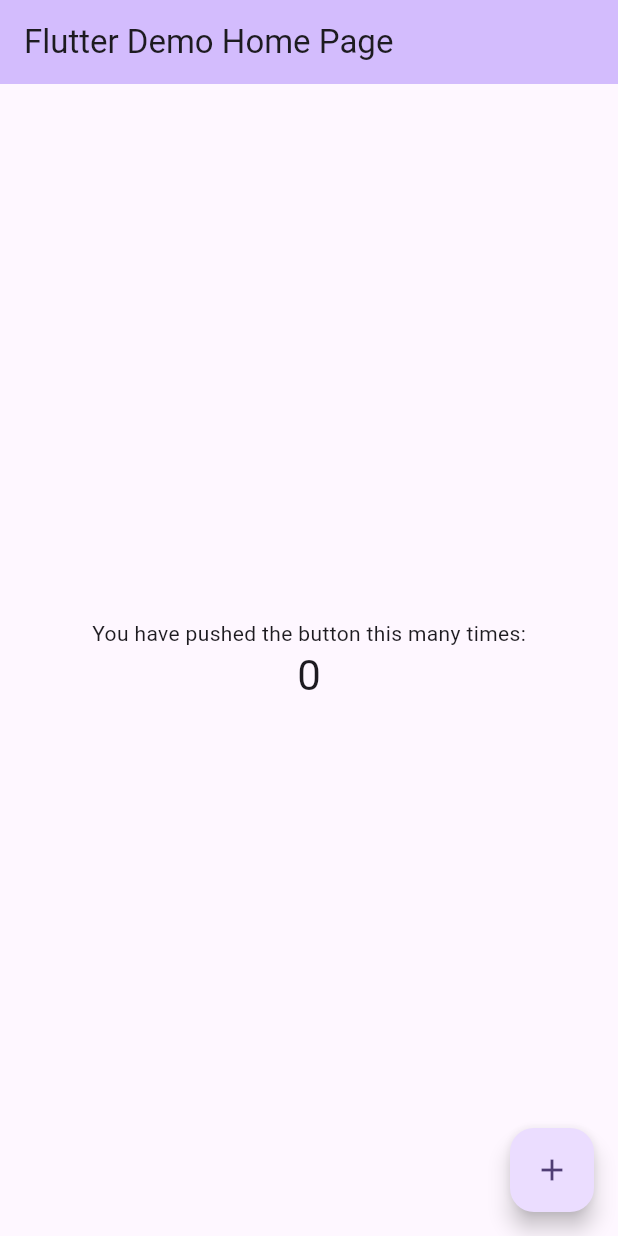
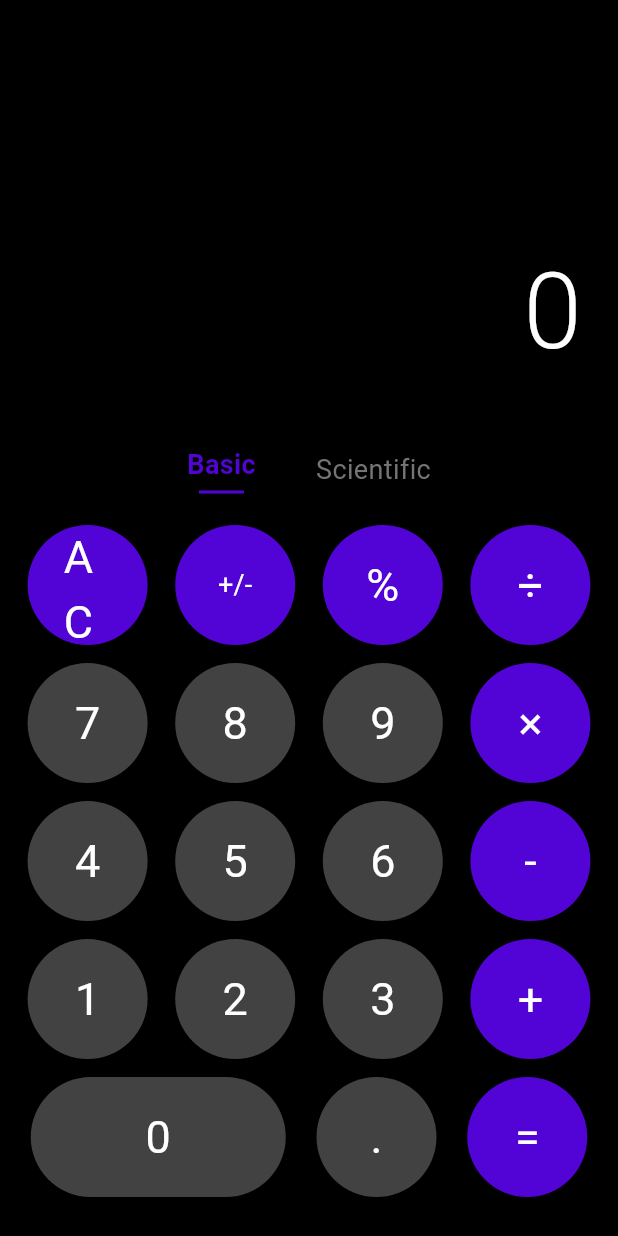
Before and after one commit to AnibalRamosdev/calculadora, a Flutter app: the screen it shows after launch, on a phone screen of 412 x 824 dp. Run offline on Flutter 3.47's test engine with Material 3 defaults, Android fonts, the phone set to English and light mode, and no system bars.

Commit message:
Diseño fondo colores botones

```diff
--- a/lib/main.dart
+++ b/lib/main.dart
@@ -1,122 +1,174 @@
 import 'package:flutter/material.dart';
 
-void main() {
-  runApp(const MyApp());
-}
+void main() => runApp(const CalculadoraApp());
 
-class MyApp extends StatelessWidget {
-  const MyApp({super.key});
+class CalculadoraApp extends StatelessWidget {
+  const CalculadoraApp({super.key});
 
-  // This widget is the root of your application.
   @override
   Widget build(BuildContext context) {
     return MaterialApp(
-      title: 'Flutter Demo',
-      theme: ThemeData(
-        // This is the theme of your application.
-        //
-        // TRY THIS: Try running your application with "flutter run". You'll see
-        // the application has a purple toolbar. Then, without quitting the app,
-        // try changing the seedColor in the colorScheme below to Colors.green
-        // and then invoke "hot reload" (save your changes or press the "hot
-        // reload" button in a Flutter-supported IDE, or press "r" if you used
-        // the command line to start the app).
-        //
-        // Notice that the counter didn't reset back to zero; the application
-        // state is not lost during the reload. To reset the state, use hot
-        // restart instead.
-        //
-        // This works for code too, not just values: Most code changes can be
-        // tested with just a hot reload.
-        colorScheme: ColorScheme.fromSeed(seedColor: Colors.deepPurple),
-      ),
-      home: const MyHomePage(title: 'Flutter Demo Home Page'),
+      debugShowCheckedModeBanner: false,
+      title: 'Mi Calculadora Figma',
+      theme: ThemeData.dark(),
+      home: const CalculadoraHome(),
     );
   }
 }
 
-class MyHomePage extends StatefulWidget {
-  const MyHomePage({super.key, required this.title});
-
-  // This widget is the home page of your application. It is stateful, meaning
-  // that it has a State object (defined below) that contains fields that affect
-  // how it looks.
-
-  // This class is the configuration for the state. It holds the values (in this
-  // case the title) provided by the parent (in this case the App widget) and
-  // used by the build method of the State. Fields in a Widget subclass are
-  // always marked "final".
-
-  final String title;
+class CalculadoraHome extends StatefulWidget {
+  const CalculadoraHome({super.key});
 
   @override
-  State<MyHomePage> createState() => _MyHomePageState();
+  State<CalculadoraHome> createState() => _CalculadoraHomeState();
 }
 
-class _MyHomePageState extends State<MyHomePage> {
-  int _counter = 0;
+class _CalculadoraHomeState extends State<CalculadoraHome> {
+  String _pantalla = "0";
+  String _modoActual = "Basic"; // Controla si es Básica o Científica
 
-  void _incrementCounter() {
+  void _presionarBoton(String texto) {
     setState(() {
-      // This call to setState tells the Flutter framework that something has
-      // changed in this State, which causes it to rerun the build method below
-      // so that the display can reflect the updated values. If we changed
-      // _counter without calling setState(), then the build method would not be
-      // called again, and so nothing would appear to happen.
-      _counter++;
+      if (texto == "AC") {
+        _pantalla = "0";
+      } else if (texto == "=") {
+        _pantalla = "Resultado"; // Aquí irá la lógica matemática
+      } else {
+        if (_pantalla == "0") {
+          _pantalla = texto;
+        } else {
+          _pantalla += texto;
+        }
+      }
     });
   }
 
   @override
   Widget build(BuildContext context) {
-    // This method is rerun every time setState is called, for instance as done
-    // by the _incrementCounter method above.
-    //
-    // The Flutter framework has been optimized to make rerunning build methods
-    // fast, so that you can just rebuild anything that needs updating rather
-    // than having to individually change instances of widgets.
     return Scaffold(
-      appBar: AppBar(
-        // TRY THIS: Try changing the color here to a specific color (to
-        // Colors.amber, perhaps?) and trigger a hot reload to see the AppBar
-        // change color while the other colors stay the same.
-        backgroundColor: Theme.of(context).colorScheme.inversePrimary,
-        // Here we take the value from the MyHomePage object that was created by
-        // the App.build method, and use it to set our appbar title.
-        title: Text(widget.title),
-      ),
-      body: Center(
-        // Center is a layout widget. It takes a single child and positions it
-        // in the middle of the parent.
+      backgroundColor: Colors.black,
+      body: SafeArea(
         child: Column(
-          // Column is also a layout widget. It takes a list of children and
-          // arranges them vertically. By default, it sizes itself to fit its
-          // children horizontally, and tries to be as tall as its parent.
-          //
-          // Column has various properties to control how it sizes itself and
-          // how it positions its children. Here we use mainAxisAlignment to
-          // center the children vertically; the main axis here is the vertical
-          // axis because Columns are vertical (the cross axis would be
-          // horizontal).
-          //
-          // TRY THIS: Invoke "debug painting" (choose the "Toggle Debug Paint"
-          // action in the IDE, or press "p" in the console), to see the
-          // wireframe for each widget.
-          mainAxisAlignment: MainAxisAlignment.center,
-          children: <Widget>[
-            const Text('You have pushed the button this many times:'),
-            Text(
-              '$_counter',
-              style: Theme.of(context).textTheme.headlineMedium,
+          children: [
+            // 1. Pantalla de resultados
+            Expanded(
+              child: Container(
+                alignment: Alignment.bottomRight,
+                padding: const EdgeInsets.all(24),
+                child: Text(
+                  _pantalla,
+                  style: const TextStyle(
+                    fontSize: 70,
+                    color: Colors.white,
+                    fontWeight: FontWeight.w300,
+                  ),
+                ),
+              ),
+            ),
+
+            // 2. SELECTORES DE MODO (Basic / Scientific)
+            Padding(
+              padding: const EdgeInsets.symmetric(vertical: 15),
+              child: Row(
+                mainAxisAlignment: MainAxisAlignment.center,
+                children: [
+                  _botonCambioModo("Basic"),
+                  const SizedBox(width: 40),
+                  _botonCambioModo("Scientific"),
+                ],
+              ),
+            ),
+
+            // 3. TECLADO COMPLETO
+            Column(
+              children: [
+                // Si el modo es Scientific, añadimos una fila extra arriba
+                if (_modoActual == "Scientific")
+                  _crearFila(["sin", "cos", "tan", "log"]),
+
+                _crearFila(["AC", "+/-", "%", "÷"]),
+                _crearFila(["7", "8", "9", "×"]),
+                _crearFila(["4", "5", "6", "-"]),
+                _crearFila(["1", "2", "3", "+"]),
+                _crearFila(["0", ".", "="]),
+                const SizedBox(height: 20),
+              ],
             ),
           ],
         ),
       ),
-      floatingActionButton: FloatingActionButton(
-        onPressed: _incrementCounter,
-        tooltip: 'Increment',
-        child: const Icon(Icons.add),
-      ), // This trailing comma makes auto-formatting nicer for build methods.
+    );
+  }
+
+  // Widget para los botones de texto Basic/Scientific
+  Widget _botonCambioModo(String nombre) {
+    bool seleccionado = _modoActual == nombre;
+    return GestureDetector(
+      onTap: () => setState(() => _modoActual = nombre),
+      child: Column(
+        children: [
+          Text(
+            nombre,
+            style: TextStyle(
+              fontSize: 18,
+              color: seleccionado ? const Color(0xFF5203D5) : Colors.grey[600],
+              fontWeight: seleccionado ? FontWeight.bold : FontWeight.normal,
+            ),
+          ),
+          if (seleccionado)
+            Container(
+              margin: const EdgeInsets.only(top: 4),
+              height: 2,
+              width: 30,
+              color: const Color(0xFF5203D5),
+            ),
+        ],
+      ),
+    );
+  }
+
+  Widget _crearFila(List<String> botones) {
+    return Padding(
+      padding: const EdgeInsets.symmetric(vertical: 6),
+      child: Row(
+        mainAxisAlignment: MainAxisAlignment.spaceEvenly,
+        children: botones.map((texto) => _botonPersonalizado(texto)).toList(),
+      ),
+    );
+  }
+
+  Widget _botonPersonalizado(String texto) {
+    Color colorFondo = const Color(0xFF424242); // Gris oscuro para números
+    Color colorTexto = Colors.white;
+
+    // Tu color púrpura para funciones y operadores
+    if (texto == "AC" || texto == "+/-" || texto == "%" || "÷×-+= ".contains(texto)) {
+      colorFondo = const Color(0xFF5203D5);
+    }
+    // Color más oscuro para botones científicos
+    else if ("sin cos tan log".contains(texto)) {
+      colorFondo = const Color(0xFF212121);
+    }
+
+    return SizedBox(
+      width: texto == "0" ? 170 : 80,
+      height: 80,
+      child: ElevatedButton(
+        style: ElevatedButton.styleFrom(
+          backgroundColor: colorFondo,
+          shape: texto == "0" ? const StadiumBorder() : const CircleBorder(),
+          elevation: 0,
+        ),
+        onPressed: () => _presionarBoton(texto),
+        child: Text(
+          texto,
+          style: TextStyle(
+            fontSize: texto.length > 2 ? 18 : 30, // Texto más pequeño si es "sin", "cos", etc.
+            color: colorTexto,
+            fontWeight: FontWeight.w400,
+          ),
+        ),
+      ),
     );
   }
 }
```
